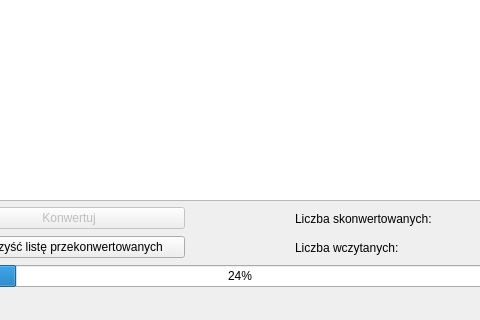
Qt form mainwindow.ui (theoar/Powietrzne) before a commit; both pictures show x 200 to 680 and y 220 to 540 of the 880 by 540 pixel window.
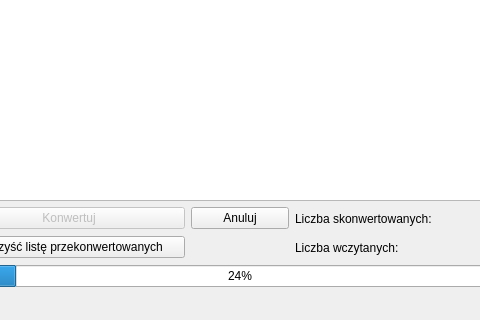
The same form after that commit.

```diff
--- a/mainwindow.ui
+++ b/mainwindow.ui
@@ -333,6 +333,16 @@
       </property>
      </widget>
     </item>
+    <item row="7" column="2">
+     <widget class="QPushButton" name="ButtonCancel">
+      <property name="text">
+       <string>Anuluj</string>
+      </property>
+      <property name="flat">
+       <bool>false</bool>
+      </property>
+     </widget>
+    </item>
    </layout>
    <zorder>label_2</zorder>
    <zorder>label</zorder>
```
Left out of the diff: 7 changed lines with no effect on the pictures.
